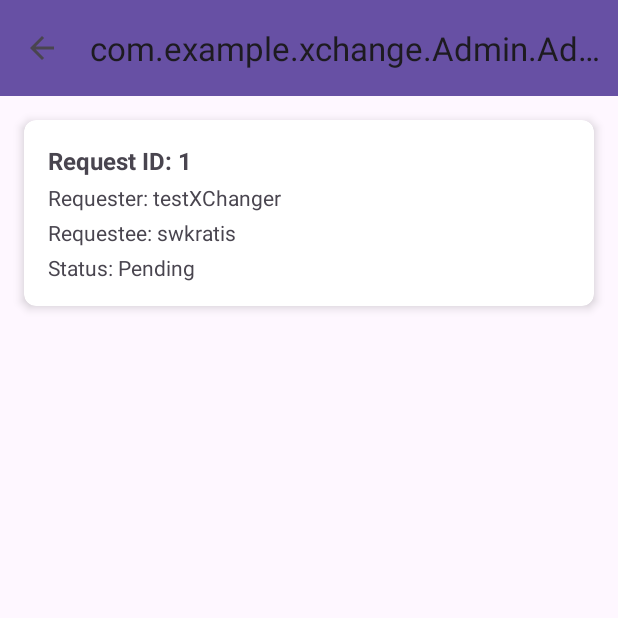
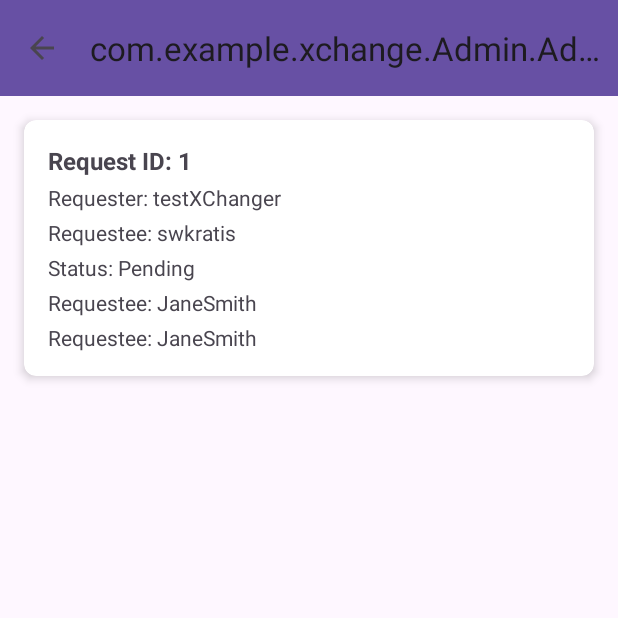
Before and after one commit to totallyreformed/xChange, an Android app: the AdminSentRequestsActivity screen opened directly, with no data from a screen before it, on a phone screen of 412 x 824 dp, the top half of it. Run offline under Robolectric (Android 15) with nearby library versions, the phone set to English and light mode, and no system bars; our stand-ins replace Room's generated code.

Commit message:
Minor fixed, did for save

```diff
--- a/app/src/main/java/com/example/xchange/RequestsAdapter.java
+++ b/app/src/main/java/com/example/xchange/RequestsAdapter.java
@@ -63,7 +63,7 @@ public class RequestsAdapter extends RecyclerView.Adapter<RequestsAdapter.Reques
             super(itemView);
             requesterTextView = itemView.findViewById(R.id.requesterTextView);
             requesteeTextView = itemView.findViewById(R.id.requesteeTextView);
-            requestStatusTextView = itemView.findViewById(R.id.requestStatusTextView);
+            requestStatusTextView = itemView.findViewById(R.id.statusTextView);
             requestedItemTextView = itemView.findViewById(R.id.requestedItemTextView);
             offeredItemTextView = itemView.findViewById(R.id.offeredItemTextView);
         }
--- a/app/src/main/java/com/example/xchange/database/UserRepository.java
+++ b/app/src/main/java/com/example/xchange/database/UserRepository.java
@@ -256,9 +256,7 @@ public class UserRepository {
     public void getSentRequests(RequestItemsCallback callback) {
         executor.execute(() -> {
             try {
-                // Assuming you have a way to identify Admin's username or use a global query
-                // For simplicity, fetch all sent requests
-                List<Request> requests = requestDao.getAllSentRequests(); // Implement this in RequestDao
+                List<Request> requests = requestDao.getAllSentRequests();
                 callback.onSuccess(requests);
             } catch (Exception e) {
                 callback.onFailure("Failed to retrieve sent requests.");
--- a/app/src/main/java/com/example/xchange/request/RequestPresenter.java
+++ b/app/src/main/java/com/example/xchange/request/RequestPresenter.java
@@ -50,16 +50,12 @@ public class RequestPresenter {
             @Override
             public void onSuccess() {
                 mainThreadHandler.post(() -> {
-                    // Notify success (e.g., update UI or log message)
-                    Log.d("RequestPresenter", "Request created successfully.");
                 });
             }
 
             @Override
             public void onFailure(String message) {
                 mainThreadHandler.post(() -> {
-                    // Notify failure (e.g., update UI or log error)
-                    Log.e("RequestPresenter", "Failed to create request: " + message);
                 });
             }
         });
--- a/app/src/main/res/layout/request_card.xml
+++ b/app/src/main/res/layout/request_card.xml
@@ -49,6 +49,20 @@
             android:text="Status: Pending"
             android:textSize="14sp"
             android:layout_marginTop="4dp" />
+        <TextView
+            android:id="@+id/requestedItemTextView"
+            android:layout_width="wrap_content"
+            android:layout_height="wrap_content"
+            android:text="Requestee: JaneSmith"
+            android:textSize="14sp"
+            android:layout_marginTop="4dp" />
+        <TextView
+            android:id="@+id/offeredItemTextView"
+            android:layout_width="wrap_content"
+            android:layout_height="wrap_content"
+            android:text="Requestee: JaneSmith"
+            android:textSize="14sp"
+            android:layout_marginTop="4dp" />
 
     </LinearLayout>
 
```
Also changed, not shown: app/src/main/java/com/example/xchange/ProfileData/RequestsActivity.java (+2 -7 lines).
